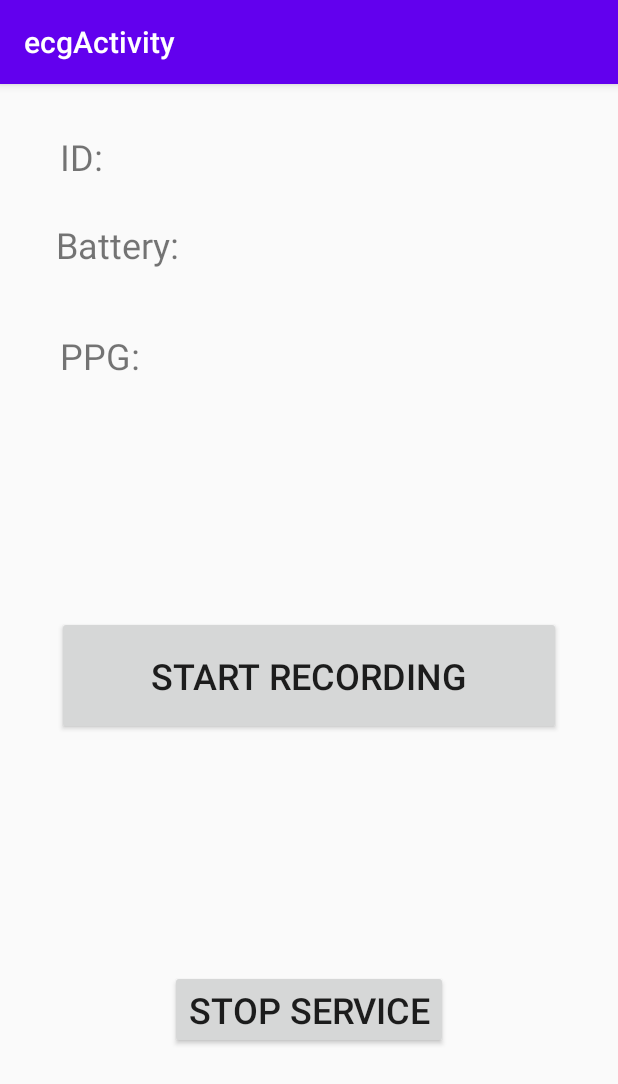
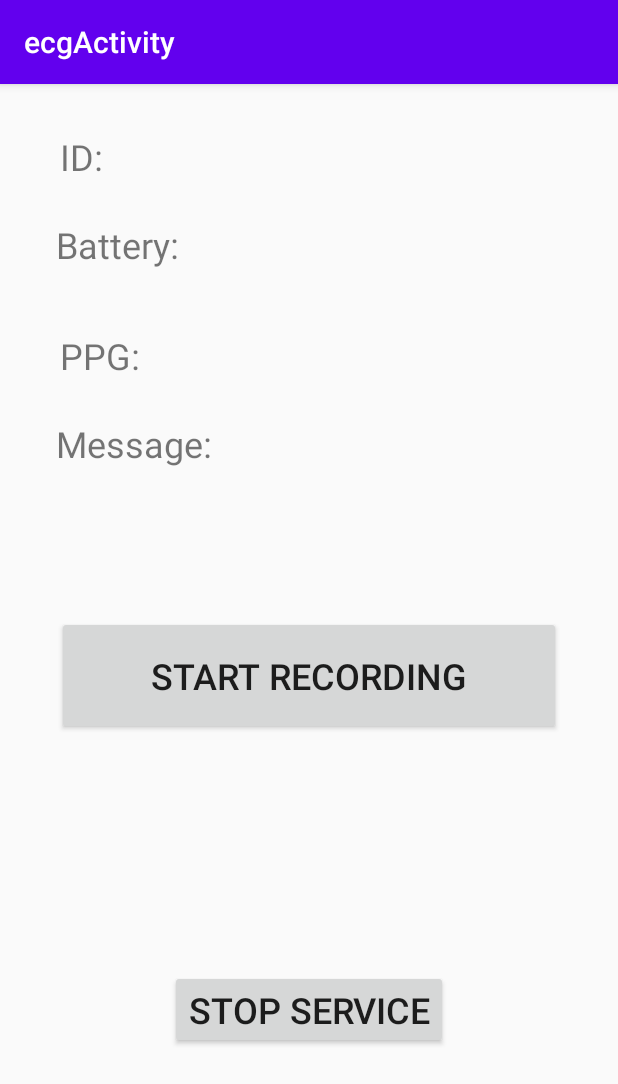
Before and after one commit to SiyuQian/Stress-recognition-project, an Android app: the DataCollector screen opened directly, with no data from a screen before it, on a phone screen of 412 x 824 dp. Shown: the top 1084 px of the screen. Run offline under Robolectric (Android 15) with nearby library versions, the light colour scheme and no system bars; our stand-ins replace RxJava, Volley; libraries missing offline, so code that uses them is left out: com.opencsv, polar.com.sdk.

Commit message:
Add the message text to show the stress

```diff
--- a/client/app/src/main/java/com/szhu842/hr_ppg_monitor/DataCollector.java
+++ b/client/app/src/main/java/com/szhu842/hr_ppg_monitor/DataCollector.java
@@ -52,6 +52,7 @@ public class DataCollector extends AppCompatActivity {
     public TextView deviceIDText;
     private TextView batteryText;
     private TextView PPGText;
+    private TextView MessageText;
     private Button recordDataBtn;
     private Button stopServiceBtn;
     private DataService dataService;
@@ -72,7 +73,7 @@ public class DataCollector extends AppCompatActivity {
         PPGText = findViewById(R.id.ppgText);
         recordDataBtn = findViewById(R.id.recordDataBtn);
         stopServiceBtn = findViewById(R.id.stopServiceBtn);
-
+        MessageText =findViewById(R.id.messageText);
         startDataService();
 
         IntentFilter filter = new IntentFilter();
@@ -140,7 +141,7 @@ public class DataCollector extends AppCompatActivity {
     }
 
 
-        @Override
+    @Override
     protected void onStart() {
         super.onStart();
     }
@@ -236,7 +237,9 @@ public class DataCollector extends AppCompatActivity {
                     if (intent.getStringExtra("ppg") != null) {
                         PPGText.setText("PPG: " + intent.getStringExtra("ppg"));
                     }
-
+                    if (intent.getStringExtra("message") != null) {
+                        MessageText.setText("Message: " + intent.getStringExtra("message"));
+                    }
                     if (intent.getStringExtra("buttonState") != null) {
                         if (intent.getStringExtra("buttonState").equals("true")) {
                             recordDataBtn.setText("Stop Recording");
--- a/client/app/src/main/res/layout/activity_data_visualisation.xml
+++ b/client/app/src/main/res/layout/activity_data_visualisation.xml
@@ -66,5 +66,15 @@
         android:textSize="24sp"
         app:layout_constraintStart_toStartOf="parent"
         app:layout_constraintTop_toBottomOf="@+id/deviceIDText" />
+    <TextView
+        android:id="@+id/messageText"
+        android:layout_width="wrap_content"
+        android:layout_height="wrap_content"
+        android:layout_marginStart="37dp"
+        android:layout_marginTop="26dp"
+        android:text="@string/MessageText"
+        android:textSize="24sp"
+        app:layout_constraintStart_toStartOf="parent"
+        app:layout_constraintTop_toBottomOf="@+id/ppgText" />
 
 </androidx.constraintlayout.widget.ConstraintLayout>
--- a/client/app/src/main/res/values/strings.xml
+++ b/client/app/src/main/res/values/strings.xml
@@ -3,6 +3,7 @@
     <string name="ppgText">PPG:</string>
     <string name="idText">ID:</string>
     <string name="batteryText">Battery:</string>
+    <string name="MessageText">Message:</string>
     <string name="send_dataText">Start Recording</string>
     <string name="record">Record</string>
     <string name="info_Text">This is an App designed for collecting data from Polar OH1, please press the connect button and find the Polar device to begin</string>
--- a/client/app/src/main/res/xml/network_security_config.xml
+++ b/client/app/src/main/res/xml/network_security_config.xml
@@ -1,6 +1,6 @@
 <?xml version="1.0" encoding="utf-8"?>
 <network-security-config>
     <domain-config cleartextTrafficPermitted="true">
-        <domain includeSubdomains="true">192.168.1.65</domain>
+        <domain includeSubdomains="true">192.168.1.79</domain>
     </domain-config>
 </network-security-config>
```
Also changed, not shown: client/app/src/main/java/com/szhu842/hr_ppg_monitor/DataService.java (+127 -97 lines).
